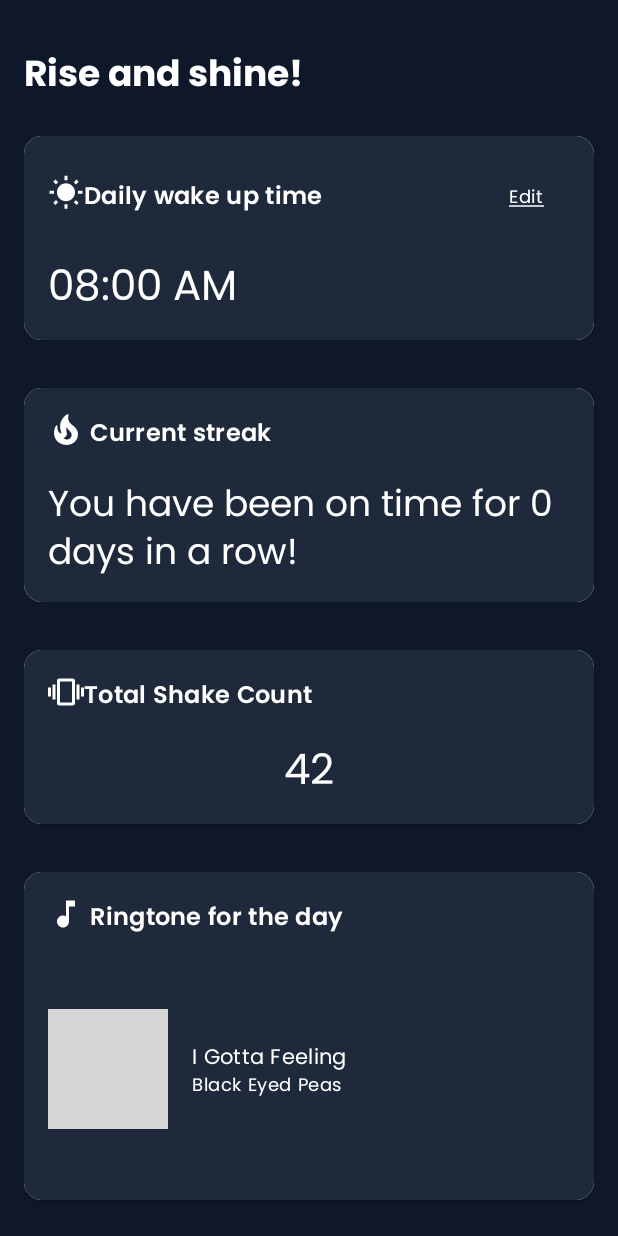
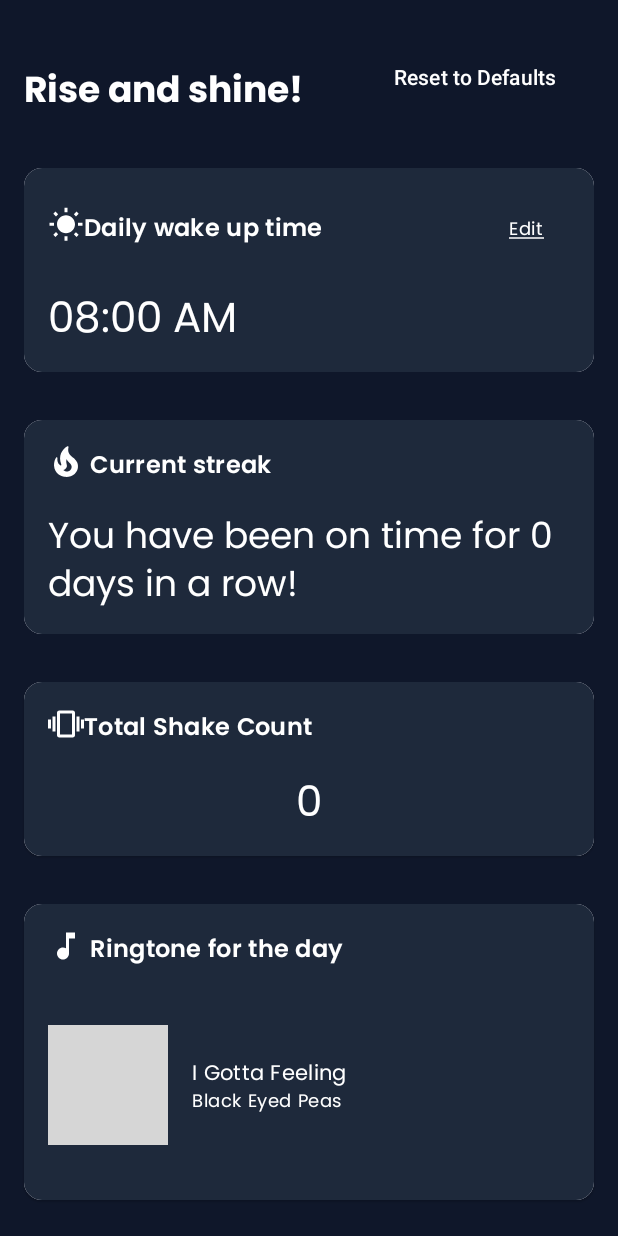
Before and after one commit to pastelcolors/WakeUpShakeUp, an Android app built with Jetpack Compose: the screen it shows after launch (MainActivity), on a phone screen of 412 x 824 dp. Run offline under Robolectric (Android 15) with nearby library versions, the light colour scheme and no system bars; our stand-ins replace livedata-compose; 2 statements that could not run were skipped; grey boxes are pictures that could not be loaded.

Commit message:
feat: add reset button

```diff
--- a/app/src/main/java/com/example/wakeupshakeup/AlarmScreen.kt
+++ b/app/src/main/java/com/example/wakeupshakeup/AlarmScreen.kt
@@ -297,3 +297,18 @@ fun CardSection(
         }
     }
 }
+
+@Composable
+fun ResetButton(alarmViewModel: AlarmViewModel) {
+    TextButton(
+        onClick = {
+            alarmViewModel.resetShakeAndStreakCountsToDefaults()
+        },
+        modifier = Modifier.padding(12.dp)
+    ) {
+        Text(
+            text = "Reset to Defaults",
+            color = Color.White,
+        )
+    }
+}
--- a/app/src/main/java/com/example/wakeupshakeup/MainActivity.kt
+++ b/app/src/main/java/com/example/wakeupshakeup/MainActivity.kt
@@ -1,6 +1,7 @@
 package com.example.wakeupshakeup
 
 import Greeting
+import ResetButton
 import RingtoneCard
 import StreakReportCard
 import WakeUpCard
@@ -13,8 +14,10 @@ import androidx.activity.ComponentActivity
 import androidx.activity.compose.setContent
 import androidx.activity.viewModels
 import androidx.compose.foundation.layout.Column
+import androidx.compose.foundation.layout.Row
 import androidx.compose.foundation.layout.Spacer
 import androidx.compose.foundation.layout.fillMaxSize
+import androidx.compose.foundation.layout.fillMaxWidth
 import androidx.compose.foundation.layout.height
 import androidx.compose.foundation.layout.padding
 import androidx.compose.material3.MaterialTheme
@@ -23,6 +26,7 @@ import androidx.compose.runtime.Composable
 import androidx.compose.runtime.MutableState
 import androidx.compose.runtime.getValue
 import androidx.compose.runtime.livedata.observeAsState
+import androidx.compose.ui.Alignment
 import androidx.compose.ui.Modifier
 import androidx.compose.ui.platform.LocalContext
 import androidx.compose.ui.res.colorResource
@@ -53,7 +57,7 @@ class MainActivity : ComponentActivity() {
             }
         }
 
-        updateTotalShakeCountForTesting(42) // Set totalShakeCount to 42 for testing
+        // updateTotalShakeCountForTesting(42) // Set totalShakeCount to 42 for testing
         alarmViewModel.bindToShakeService()
     }
 
@@ -79,7 +83,14 @@ fun AlarmScreen(alarmViewModel: AlarmViewModel) {
                 .fillMaxSize()
                 .padding(16.dp)
         ) {
-            Greeting()
+            Row(
+                modifier = Modifier.fillMaxWidth(),
+                verticalAlignment = Alignment.CenterVertically
+            ) {
+                Greeting()
+                Spacer(modifier = Modifier.weight(1f))
+                ResetButton(alarmViewModel)
+            }
             Spacer(modifier = Modifier.height(24.dp))
             WakeUpCard(alarmViewModel)
             Spacer(modifier = Modifier.height(24.dp))
@@ -88,6 +99,8 @@ fun AlarmScreen(alarmViewModel: AlarmViewModel) {
             TotalShakeCountCard(totalShakeCount)
             Spacer(modifier = Modifier.height(24.dp))
             RingtoneCard(songTitle, songArtist)
+            Spacer(modifier = Modifier.height(24.dp))
+            ResetButton(alarmViewModel)
         }
     }
 }
--- a/app/src/main/java/com/example/wakeupshakeup/viewmodel/AlarmViewModel.kt
+++ b/app/src/main/java/com/example/wakeupshakeup/viewmodel/AlarmViewModel.kt
@@ -86,6 +86,15 @@ class AlarmViewModel(application: Application) : AndroidViewModel(application) {
         }
     }
 
+    fun resetShakeAndStreakCountsToDefaults() {
+        viewModelScope.launch(Dispatchers.IO) {
+            alarmInfoDatabase.resetShakeAndStreakCount()
+            // After resetting, load the updated counts
+            loadTotalShakeCount()
+            loadStreakCount()
+        }
+    }
+
     private val serviceConnection = object : ServiceConnection {
         override fun onServiceConnected(className: ComponentName, service: IBinder) {
             val binder = service as ShakeService.LocalBinder
```
